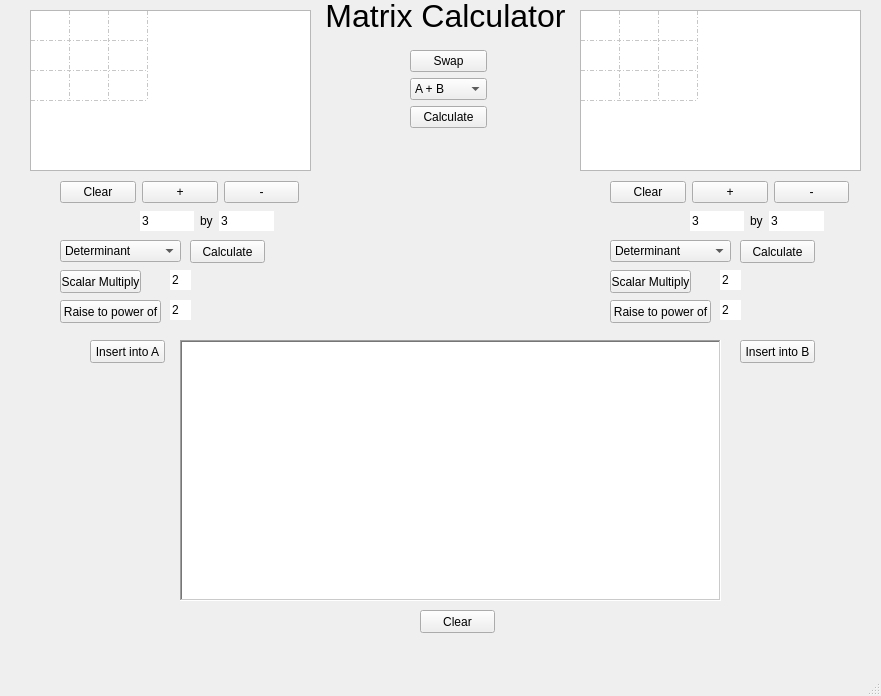
Above: mainwindow.ui from justinhay14/Matrix-Calulator-cpp before the change. Below: the same form after it.
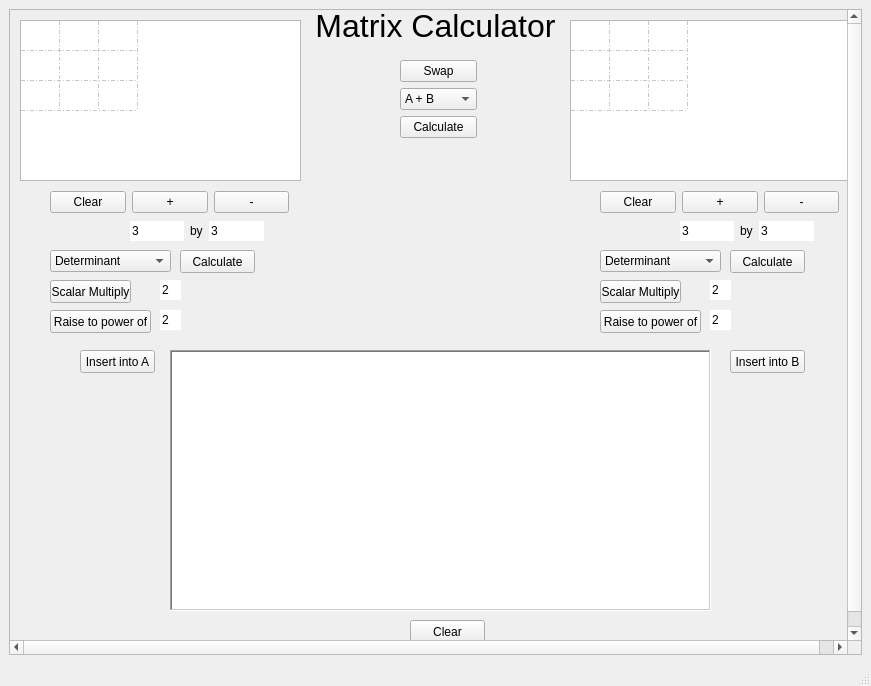
That is the form after the change.

Commit message: added window resizing

Patch:
```diff
--- a/mainwindow.ui
+++ b/mainwindow.ui
@@ -6,370 +6,111 @@
    <rect>
     <x>0</x>
     <y>0</y>
-    <width>881</width>
-    <height>696</height>
+    <width>871</width>
+    <height>686</height>
    </rect>
   </property>
   <property name="windowTitle">
    <string>Matrix Calculator</string>
   </property>
   <widget class="QWidget" name="centralwidget">
-   <widget class="QTableWidget" name="tableWidget">
+   <layout class="QGridLayout" name="gridLayout">
+    <item row="0" column="0">
+     <widget class="QScrollArea" name="scrollArea">
+      <property name="sizePolicy">
+       <sizepolicy hsizetype="Expanding" vsizetype="Expanding">
+        <horstretch>0</horstretch>
+        <verstretch>0</verstretch>
+       </sizepolicy>
+      </property>
+      <property name="widgetResizable">
+       <bool>false</bool>
+      </property>
+      <widget class="QWidget" name="scrollAreaWidgetContents_4">
     <property name="geometry">
      <rect>
-      <x>30</x>
-      <y>10</y>
-      <width>281</width>
-      <height>161</height>
-     </rect>
-    </property>
-    <property name="layoutDirection">
-     <enum>Qt::LeftToRight</enum>
-    </property>
-    <property name="frameShape">
-     <enum>QFrame::StyledPanel</enum>
-    </property>
-    <property name="showGrid">
-     <bool>true</bool>
-    </property>
-    <property name="gridStyle">
-     <enum>Qt::DashDotLine</enum>
-    </property>
-    <attribute name="horizontalHeaderVisible">
-     <bool>false</bool>
-    </attribute>
-    <attribute name="horizontalHeaderDefaultSectionSize">
-     <number>39</number>
-    </attribute>
-    <attribute name="verticalHeaderVisible">
-     <bool>false</bool>
-    </attribute>
-    <row>
-     <property name="text">
-      <string>1</string>
-     </property>
+         <x>0</x>
+         <y>0</y>
+         <width>851</width>
+         <height>646</height>
+        </rect>
+       </property>
+       <widget class="QLabel" name="label">
+        <property name="geometry">
+         <rect>
+          <x>270</x>
+          <y>0</y>
+          <width>311</width>
+          <height>31</height>
+         </rect>
+        </property>
      <property name="font">
       <font>
+          <pointsize>24</pointsize>
        <weight>50</weight>
+          <italic>false</italic>
        <bold>false</bold>
-       <kerning>true</kerning>
-      </font>
-     </property>
-     <property name="textAlignment">
-      <set>AlignCenter</set>
-     </property>
-    </row>
-    <row>
+          <underline>false</underline>
+          <strikeout>false</strikeout>
+         </font>
+        </property>
      <property name="text">
-      <string>2</string>
-     </property>
-     <property name="textAlignment">
-      <set>AlignCenter</set>
-     </property>
-    </row>
-    <row>
-     <property name="text">
-      <string>3</string>
-     </property>
-     <property name="textAlignment">
-      <set>AlignCenter</set>
-     </property>
-    </row>
-    <column>
+         <string>Matrix Calculator</string>
+        </property>
+        <property name="alignment">
+         <set>Qt::AlignCenter</set>
+        </property>
+       </widget>
+       <widget class="QPushButton" name="pushButton_17">
+        <property name="geometry">
+         <rect>
+          <x>70</x>
+          <y>340</y>
+          <width>75</width>
+          <height>23</height>
+         </rect>
+        </property>
      <property name="text">
-      <string>1</string>
-     </property>
-     <property name="textAlignment">
-      <set>AlignCenter</set>
-     </property>
-    </column>
-    <column>
-     <property name="text">
-      <string>2</string>
-     </property>
-     <property name="textAlignment">
-      <set>AlignCenter</set>
-     </property>
-    </column>
-    <column>
-     <property name="text">
-      <string>3</string>
-     </property>
-     <property name="textAlignment">
-      <set>AlignCenter</set>
-     </property>
-    </column>
-    <item row="0" column="0">
-     <property name="text">
-      <string/>
-     </property>
-     <property name="textAlignment">
-      <set>AlignLeading|AlignVCenter</set>
-     </property>
-     <property name="background">
-      <brush brushstyle="NoBrush">
-       <color alpha="255">
-        <red>0</red>
-        <green>0</green>
-        <blue>0</blue>
-       </color>
-      </brush>
-     </property>
-     <property name="foreground">
-      <brush brushstyle="NoBrush">
-       <color alpha="255">
-        <red>170</red>
-        <green>255</green>
-        <blue>255</blue>
-       </color>
-      </brush>
-     </property>
-    </item>
-    <item row="0" column="1">
-     <property name="text">
-      <string/>
-     </property>
-     <property name="textAlignment">
-      <set>AlignLeading|AlignVCenter</set>
-     </property>
-     <property name="foreground">
-      <brush brushstyle="NoBrush">
-       <color alpha="255">
-        <red>170</red>
-        <green>255</green>
-        <blue>255</blue>
-       </color>
-      </brush>
-     </property>
-    </item>
-    <item row="0" column="2">
-     <property name="text">
-      <string/>
-     </property>
-     <property name="textAlignment">
-      <set>AlignLeading|AlignVCenter</set>
-     </property>
-     <property name="foreground">
-      <brush brushstyle="NoBrush">
-       <color alpha="255">
-        <red>170</red>
-        <green>255</green>
-        <blue>255</blue>
-       </color>
-      </brush>
-     </property>
-    </item>
-    <item row="1" column="0">
-     <property name="text">
-      <string/>
-     </property>
-     <property name="textAlignment">
-      <set>AlignLeading|AlignVCenter</set>
-     </property>
-     <property name="foreground">
-      <brush brushstyle="NoBrush">
-       <color alpha="255">
-        <red>170</red>
-        <green>255</green>
-        <blue>255</blue>
-       </color>
-      </brush>
-     </property>
-    </item>
-    <item row="1" column="1">
-     <property name="text">
-      <string/>
-     </property>
-     <property name="textAlignment">
-      <set>AlignLeading|AlignVCenter</set>
-     </property>
-     <property name="foreground">
-      <brush brushstyle="NoBrush">
-       <color alpha="255">
-        <red>170</red>
-        <green>255</green>
-        <blue>255</blue>
-       </color>
-      </brush>
-     </property>
-    </item>
-    <item row="1" column="2">
-     <property name="text">
-      <string/>
-     </property>
-     <property name="textAlignment">
-      <set>AlignLeading|AlignVCenter</set>
-     </property>
-     <property name="foreground">
-      <brush brushstyle="NoBrush">
-       <color alpha="255">
-        <red>170</red>
-        <green>255</green>
-        <blue>255</blue>
-       </color>
-      </brush>
-     </property>
-    </item>
-    <item row="2" column="0">
-     <property name="text">
-      <string/>
-     </property>
-     <property name="textAlignment">
-      <set>AlignLeading|AlignVCenter</set>
-     </property>
-    </item>
-    <item row="2" column="1">
-     <property name="text">
-      <string/>
-     </property>
-     <property name="textAlignment">
-      <set>AlignLeading|AlignVCenter</set>
-     </property>
-    </item>
-    <item row="2" column="2">
-     <property name="text">
-      <string/>
-     </property>
-     <property name="textAlignment">
-      <set>AlignLeading|AlignVCenter</set>
-     </property>
-    </item>
-   </widget>
-   <widget class="QTableWidget" name="tableWidget_2">
+         <string>Insert into A</string>
+        </property>
+       </widget>
+       <widget class="QWidget" name="layoutWidget">
     <property name="geometry">
      <rect>
-      <x>580</x>
-      <y>10</y>
-      <width>281</width>
-      <height>161</height>
-     </rect>
-    </property>
-    <property name="gridStyle">
-     <enum>Qt::DashDotLine</enum>
-    </property>
-    <attribute name="horizontalHeaderVisible">
-     <bool>false</bool>
-    </attribute>
-    <attribute name="horizontalHeaderDefaultSectionSize">
-     <number>39</number>
-    </attribute>
-    <attribute name="verticalHeaderVisible">
-     <bool>false</bool>
-    </attribute>
-    <row>
+          <x>40</x>
+          <y>180</y>
+          <width>239</width>
+          <height>25</height>
+         </rect>
+        </property>
+        <layout class="QHBoxLayout" name="horizontalLayout">
+         <item>
+          <widget class="QPushButton" name="pushButton_3">
      <property name="text">
-      <string>1</string>
-     </property>
-     <property name="font">
-      <font>
-       <weight>50</weight>
-       <bold>false</bold>
-       <kerning>true</kerning>
-      </font>
-     </property>
-    </row>
-    <row>
-     <property name="text">
-      <string>2</string>
-     </property>
-    </row>
-    <row>
-     <property name="text">
-      <string>3</string>
-     </property>
-    </row>
-    <column>
-     <property name="text">
-      <string>1</string>
-     </property>
-    </column>
-    <column>
-     <property name="text">
-      <string>2</string>
-     </property>
-    </column>
-    <column>
-     <property name="text">
-      <string>3</string>
-     </property>
-    </column>
-    <item row="0" column="0">
-     <property name="text">
-      <string/>
-     </property>
-     <property name="textAlignment">
-      <set>AlignLeading|AlignVCenter</set>
-     </property>
-    </item>
-    <item row="0" column="1">
+            <string>Clear</string>
+           </property>
+          </widget>
+         </item>
+         <item>
+          <widget class="QPushButton" name="pushButton_5">
      <property name="text">
-      <string/>
-     </property>
-     <property name="textAlignment">
-      <set>AlignLeading|AlignVCenter</set>
-     </property>
-    </item>
-    <item row="0" column="2">
+            <string>+</string>
+           </property>
+          </widget>
+         </item>
+         <item>
+          <widget class="QPushButton" name="pushButton_6">
      <property name="text">
-      <string/>
-     </property>
-     <property name="textAlignment">
-      <set>AlignLeading|AlignVCenter</set>
-     </property>
-    </item>
-    <item row="1" column="0">
-     <property name="text">
-      <string/>
-     </property>
-     <property name="textAlignment">
-      <set>AlignLeading|AlignVCenter</set>
-     </property>
-    </item>
-    <item row="1" column="1">
-     <property name="text">
-      <string/>
-     </property>
-     <property name="textAlignment">
-      <set>AlignLeading|AlignVCenter</set>
-     </property>
-    </item>
-    <item row="1" column="2">
-     <property name="text">
-      <string/>
-     </property>
-     <property name="textAlignment">
-      <set>AlignLeading|AlignVCenter</set>
-     </property>
-    </item>
-    <item row="2" column="0">
-     <property name="text">
-      <string/>
-     </property>
-     <property name="textAlignment">
-      <set>AlignLeading|AlignVCenter</set>
-     </property>
-    </item>
-    <item row="2" column="1">
-     <property name="text">
-      <string/>
-     </property>
-     <property name="textAlignment">
-      <set>AlignLeading|AlignVCenter</set>
-     </property>
-    </item>
-    <item row="2" column="2">
-     <property name="text">
-      <string/>
-     </property>
-     <property name="textAlignment">
-      <set>AlignLeading|AlignVCenter</set>
-     </property>
-    </item>
+            <string>-</string>
+           </property>
+          </widget>
+         </item>
+        </layout>
    </widget>
    <widget class="QComboBox" name="comboBox_2">
     <property name="geometry">
      <rect>
-      <x>60</x>
+          <x>40</x>
       <y>240</y>
       <width>121</width>
       <height>22</height>
@@ -396,81 +137,39 @@
      </property>
     </item>
    </widget>
-   <widget class="QPushButton" name="pushButton_9">
+       <widget class="QPushButton" name="pushButton_15">
     <property name="geometry">
      <rect>
-      <x>60</x>
-      <y>270</y>
-      <width>81</width>
-      <height>23</height>
-     </rect>
-    </property>
-    <property name="text">
-     <string>Scalar Multiply</string>
-    </property>
-   </widget>
-   <widget class="QPushButton" name="pushButton_10">
-    <property name="geometry">
-     <rect>
-      <x>190</x>
-      <y>240</y>
+          <x>400</x>
+          <y>610</y>
       <width>75</width>
       <height>23</height>
      </rect>
     </property>
     <property name="text">
-     <string>Calculate</string>
-    </property>
-   </widget>
-   <widget class="QLineEdit" name="lineEdit">
-    <property name="geometry">
-     <rect>
-      <x>170</x>
-      <y>270</y>
-      <width>21</width>
-      <height>20</height>
-     </rect>
-    </property>
-    <property name="text">
-     <string>2</string>
-    </property>
-    <property name="frame">
-     <bool>false</bool>
-    </property>
-   </widget>
-   <widget class="QPushButton" name="pushButton_11">
-    <property name="geometry">
-     <rect>
-      <x>60</x>
-      <y>300</y>
-      <width>101</width>
-      <height>23</height>
-     </rect>
-    </property>
-    <property name="text">
-     <string>Raise to power of</string>
+         <string>Clear</string>
     </property>
    </widget>
    <widget class="QLineEdit" name="lineEdit_2">
     <property name="geometry">
      <rect>
+          <x>150</x>
+          <y>300</y>
+          <width>21</width>
+          <height>20</height>
+         </rect>
+        </property>
+        <property name="text">
+         <string>2</string>
+        </property>
+        <property name="frame">
+         <bool>false</bool>
+        </property>
+       </widget>
+       <widget class="QPushButton" name="pushButton_10">
+        <property name="geometry">
+         <rect>
       <x>170</x>
-      <y>300</y>
-      <width>21</width>
-      <height>20</height>
-     </rect>
-    </property>
-    <property name="text">
-     <string>2</string>
-    </property>
-    <property name="frame">
-     <bool>false</bool>
-    </property>
-   </widget>
-   <widget class="QPushButton" name="pushButton_12">
-    <property name="geometry">
-     <rect>
-      <x>740</x>
       <y>240</y>
       <width>75</width>
       <height>23</height>
@@ -480,82 +179,10 @@
      <string>Calculate</string>
     </property>
    </widget>
-   <widget class="QComboBox" name="comboBox_3">
-    <property name="geometry">
-     <rect>
-      <x>610</x>
-      <y>240</y>
-      <width>121</width>
-      <height>22</height>
-     </rect>
-    </property>
-    <item>
-     <property name="text">
-      <string>Determinant</string>
-     </property>
-    </item>
-    <item>
-     <property name="text">
-      <string>Inverse</string>
-     </property>
-    </item>
-    <item>
-     <property name="text">
-      <string>Transpose</string>
-     </property>
-    </item>
-    <item>
-     <property name="text">
-      <string>Reduced Row Echelon Form</string>
-     </property>
-    </item>
-   </widget>
-   <widget class="QLineEdit" name="lineEdit_3">
-    <property name="geometry">
-     <rect>
-      <x>720</x>
-      <y>300</y>
-      <width>21</width>
-      <height>20</height>
-     </rect>
-    </property>
-    <property name="text">
-     <string>2</string>
-    </property>
-    <property name="frame">
-     <bool>false</bool>
-    </property>
-   </widget>
-   <widget class="QPushButton" name="pushButton_13">
-    <property name="geometry">
-     <rect>
-      <x>610</x>
-      <y>270</y>
-      <width>81</width>
-      <height>23</height>
-     </rect>
-    </property>
-    <property name="text">
-     <string>Scalar Multiply</string>
-    </property>
-   </widget>
-   <widget class="QPushButton" name="pushButton_14">
-    <property name="geometry">
-     <rect>
-      <x>610</x>
-      <y>300</y>
-      <width>101</width>
-      <height>23</height>
-     </rect>
-    </property>
-    <property name="text">
-     <string>Raise to power of</string>
-    </property>
-   </widget>
    <widget class="QLineEdit" name="lineEdit_4">
     <property name="geometry">
      <rect>
-      <x>720</x>
+          <x>700</x>
       <y>270</y>
       <width>21</width>
       <height>20</height>
@@ -568,10 +195,62 @@
      <bool>false</bool>
     </property>
    </widget>
+       <widget class="QWidget" name="layoutWidget_2">
+        <property name="geometry">
+         <rect>
+          <x>670</x>
+          <y>210</y>
+          <width>134</width>
+          <height>22</height>
+         </rect>
+        </property>
+        <layout class="QHBoxLayout" name="horizontalLayout_4">
+         <item>
+          <widget class="QLineEdit" name="lineEdit_7">
+           <property name="text">
+            <string>3</string>
+           </property>
+           <property name="frame">
+            <bool>false</bool>
+           </property>
+          </widget>
+         </item>
+         <item>
+          <widget class="QLabel" name="label_3">
+           <property name="text">
+            <string>by</string>
+           </property>
+          </widget>
+         </item>
+         <item>
+          <widget class="QLineEdit" name="lineEdit_8">
+           <property name="text">
+            <string>3</string>
+           </property>
+           <property name="frame">
+            <bool>false</bool>
+           </property>
+          </widget>
+         </item>
+        </layout>
+       </widget>
+       <widget class="QPushButton" name="pushButton_11">
+        <property name="geometry">
+         <rect>
+          <x>40</x>
+          <y>300</y>
+          <width>101</width>
+          <height>23</height>
+         </rect>
+        </property>
+        <property name="text">
+         <string>Raise to power of</string>
+        </property>
+       </widget>
    <widget class="QTextBrowser" name="textBrowser">
     <property name="geometry">
      <rect>
-      <x>180</x>
+          <x>160</x>
       <y>340</y>
       <width>541</width>
       <height>261</height>
@@ -591,10 +270,81 @@
 &lt;p style=&quot;-qt-paragraph-type:empty; margin-top:0px; margin-bottom:0px; margin-left:0px; margin-right:0px; -qt-block-indent:0; text-indent:0px;&quot;&gt;&lt;br /&gt;&lt;/p&gt;&lt;/body&gt;&lt;/html&gt;</string>
     </property>
    </widget>
+       <widget class="QPushButton" name="pushButton_12">
+        <property name="geometry">
+         <rect>
+          <x>720</x>
+          <y>240</y>
+          <width>75</width>
+          <height>23</height>
+         </rect>
+        </property>
+        <property name="text">
+         <string>Calculate</string>
+        </property>
+       </widget>
+       <widget class="QLineEdit" name="lineEdit_3">
+        <property name="geometry">
+         <rect>
+          <x>700</x>
+          <y>300</y>
+          <width>21</width>
+          <height>20</height>
+         </rect>
+        </property>
+        <property name="text">
+         <string>2</string>
+        </property>
+        <property name="frame">
+         <bool>false</bool>
+        </property>
+       </widget>
+       <widget class="QPushButton" name="pushButton_9">
+        <property name="geometry">
+         <rect>
+          <x>40</x>
+          <y>270</y>
+          <width>81</width>
+          <height>23</height>
+         </rect>
+        </property>
+        <property name="text">
+         <string>Scalar Multiply</string>
+        </property>
+       </widget>
+       <widget class="QLineEdit" name="lineEdit">
+        <property name="geometry">
+         <rect>
+          <x>150</x>
+          <y>270</y>
+          <width>21</width>
+          <height>20</height>
+         </rect>
+        </property>
+        <property name="text">
+         <string>2</string>
+        </property>
+        <property name="frame">
+         <bool>false</bool>
+        </property>
+       </widget>
+       <widget class="QPushButton" name="pushButton_14">
+        <property name="geometry">
+         <rect>
+          <x>590</x>
+          <y>300</y>
+          <width>101</width>
+          <height>23</height>
+         </rect>
+        </property>
+        <property name="text">
+         <string>Raise to power of</string>
+        </property>
+       </widget>
    <widget class="QWidget" name="layoutWidget">
     <property name="geometry">
      <rect>
-      <x>610</x>
+          <x>590</x>
       <y>180</y>
       <width>239</width>
       <height>25</height>
@@ -627,40 +377,454 @@
    <widget class="QWidget" name="layoutWidget">
     <property name="geometry">
      <rect>
-      <x>60</x>
-      <y>180</y>
-      <width>239</width>
-      <height>25</height>
-     </rect>
-    </property>
-    <layout class="QHBoxLayout" name="horizontalLayout">
+          <x>120</x>
+          <y>210</y>
+          <width>134</width>
+          <height>22</height>
+         </rect>
+        </property>
+        <layout class="QHBoxLayout" name="horizontalLayout_3">
      <item>
-      <widget class="QPushButton" name="pushButton_3">
+          <widget class="QLineEdit" name="lineEdit_5">
        <property name="text">
-        <string>Clear</string>
-       </property>
+            <string>3</string>
+           </property>
+           <property name="frame">
+            <bool>false</bool>
+           </property>
       </widget>
      </item>
      <item>
-      <widget class="QPushButton" name="pushButton_5">
+          <widget class="QLabel" name="label_2">
        <property name="text">
-        <string>+</string>
+            <string>by</string>
        </property>
       </widget>
      </item>
      <item>
-      <widget class="QPushButton" name="pushButton_6">
+          <widget class="QLineEdit" name="lineEdit_6">
        <property name="text">
-        <string>-</string>
+            <string>3</string>
+           </property>
+           <property name="frame">
+            <bool>false</bool>
        </property>
       </widget>
      </item>
     </layout>
    </widget>
+       <widget class="QPushButton" name="pushButton_16">
+        <property name="geometry">
+         <rect>
+          <x>720</x>
+          <y>340</y>
+          <width>75</width>
+          <height>23</height>
+         </rect>
+        </property>
+        <property name="text">
+         <string>Insert into B</string>
+        </property>
+       </widget>
+       <widget class="QComboBox" name="comboBox_3">
+        <property name="geometry">
+         <rect>
+          <x>590</x>
+          <y>240</y>
+          <width>121</width>
+          <height>22</height>
+         </rect>
+        </property>
+        <item>
+         <property name="text">
+          <string>Determinant</string>
+         </property>
+        </item>
+        <item>
+         <property name="text">
+          <string>Inverse</string>
+         </property>
+        </item>
+        <item>
+         <property name="text">
+          <string>Transpose</string>
+         </property>
+        </item>
+        <item>
+         <property name="text">
+          <string>Reduced Row Echelon Form</string>
+         </property>
+        </item>
+       </widget>
+       <widget class="QTableWidget" name="tableWidget_2">
+        <property name="geometry">
+         <rect>
+          <x>560</x>
+          <y>10</y>
+          <width>281</width>
+          <height>161</height>
+         </rect>
+        </property>
+        <property name="gridStyle">
+         <enum>Qt::DashDotLine</enum>
+        </property>
+        <attribute name="horizontalHeaderVisible">
+         <bool>false</bool>
+        </attribute>
+        <attribute name="horizontalHeaderDefaultSectionSize">
+         <number>39</number>
+        </attribute>
+        <attribute name="verticalHeaderVisible">
+         <bool>false</bool>
+        </attribute>
+        <row>
+         <property name="text">
+          <string>1</string>
+         </property>
+         <property name="font">
+          <font>
+           <weight>50</weight>
+           <bold>false</bold>
+           <kerning>true</kerning>
+          </font>
+         </property>
+        </row>
+        <row>
+         <property name="text">
+          <string>2</string>
+         </property>
+        </row>
+        <row>
+         <property name="text">
+          <string>3</string>
+         </property>
+        </row>
+        <column>
+         <property name="text">
+          <string>1</string>
+         </property>
+        </column>
+        <column>
+         <property name="text">
+          <string>2</string>
+         </property>
+        </column>
+        <column>
+         <property name="text">
+          <string>3</string>
+         </property>
+        </column>
+        <item row="0" column="0">
+         <property name="text">
+          <string/>
+         </property>
+         <property name="textAlignment">
+          <set>AlignLeading|AlignVCenter</set>
+         </property>
+        </item>
+        <item row="0" column="1">
+         <property name="text">
+          <string/>
+         </property>
+         <property name="textAlignment">
+          <set>AlignLeading|AlignVCenter</set>
+         </property>
+        </item>
+        <item row="0" column="2">
+         <property name="text">
+          <string/>
+         </property>
+         <property name="textAlignment">
+          <set>AlignLeading|AlignVCenter</set>
+         </property>
+        </item>
+        <item row="1" column="0">
+         <property name="text">
+          <string/>
+         </property>
+         <property name="textAlignment">
+          <set>AlignLeading|AlignVCenter</set>
+         </property>
+        </item>
+        <item row="1" column="1">
+         <property name="text">
+          <string/>
+         </property>
+         <property name="textAlignment">
+          <set>AlignLeading|AlignVCenter</set>
+         </property>
+        </item>
+        <item row="1" column="2">
+         <property name="text">
+          <string/>
+         </property>
+         <property name="textAlignment">
+          <set>AlignLeading|AlignVCenter</set>
+         </property>
+        </item>
+        <item row="2" column="0">
+         <property name="text">
+          <string/>
+         </property>
+         <property name="textAlignment">
+          <set>AlignLeading|AlignVCenter</set>
+         </property>
+        </item>
+        <item row="2" column="1">
+         <property name="text">
+          <string/>
+         </property>
+         <property name="textAlignment">
+          <set>AlignLeading|AlignVCenter</set>
+         </property>
+        </item>
+        <item row="2" column="2">
+         <property name="text">
+          <string/>
+         </property>
+         <property name="textAlignment">
+          <set>AlignLeading|AlignVCenter</set>
+         </property>
+        </item>
+       </widget>
+       <widget class="QPushButton" name="pushButton_13">
+        <property name="geometry">
+         <rect>
+          <x>590</x>
+          <y>270</y>
+          <width>81</width>
+          <height>23</height>
+         </rect>
+        </property>
+        <property name="text">
+         <string>Scalar Multiply</string>
+        </property>
+       </widget>
+       <widget class="QTableWidget" name="tableWidget">
+        <property name="geometry">
+         <rect>
+          <x>10</x>
+          <y>10</y>
+          <width>281</width>
+          <height>161</height>
+         </rect>
+        </property>
+        <property name="layoutDirection">
+         <enum>Qt::LeftToRight</enum>
+        </property>
+        <property name="frameShape">
+         <enum>QFrame::StyledPanel</enum>
+        </property>
+        <property name="showGrid">
+         <bool>true</bool>
+        </property>
+        <property name="gridStyle">
+         <enum>Qt::DashDotLine</enum>
+        </property>
+        <attribute name="horizontalHeaderVisible">
+         <bool>false</bool>
+        </attribute>
+        <attribute name="horizontalHeaderDefaultSectionSize">
+         <number>39</number>
+        </attribute>
+        <attribute name="verticalHeaderVisible">
+         <bool>false</bool>
+        </attribute>
+        <row>
+         <property name="text">
+          <string>1</string>
+         </property>
+         <property name="font">
+          <font>
+           <weight>50</weight>
+           <bold>false</bold>
+           <kerning>true</kerning>
+          </font>
+         </property>
+         <property name="textAlignment">
+          <set>AlignCenter</set>
+         </property>
+        </row>
+        <row>
+         <property name="text">
+          <string>2</string>
+         </property>
+         <property name="textAlignment">
+          <set>AlignCenter</set>
+         </property>
+        </row>
+        <row>
+         <property name="text">
+          <string>3</string>
+         </property>
+         <property name="textAlignment">
+          <set>AlignCenter</set>
+         </property>
+        </row>
+        <column>
+         <property name="text">
+          <string>1</string>
+         </property>
+         <property name="textAlignment">
+          <set>AlignCenter</set>
+         </property>
+        </column>
+        <column>
+         <property name="text">
+          <string>2</string>
+         </property>
+         <property name="textAlignment">
+          <set>AlignCenter</set>
+         </property>
+        </column>
+        <column>
+         <property name="text">
+          <string>3</string>
+         </property>
+         <property name="textAlignment">
+          <set>AlignCenter</set>
+         </property>
+        </column>
+        <item row="0" column="0">
+         <property name="text">
+          <string/>
+         </property>
+         <property name="textAlignment">
+          <set>AlignLeading|AlignVCenter</set>
+         </property>
+         <property name="background">
+          <brush brushstyle="NoBrush">
+           <color alpha="255">
+            <red>0</red>
+            <green>0</green>
+            <blue>0</blue>
+           </color>
+          </brush>
+         </property>
+         <property name="foreground">
+          <brush brushstyle="NoBrush">
+           <color alpha="255">
+            <red>170</red>
+            <green>255</green>
+            <blue>255</blue>
+           </color>
+          </brush>
+         </property>
+        </item>
+        <item row="0" column="1">
+         <property name="text">
+          <string/>
+         </property>
+         <property name="textAlignment">
+          <set>AlignLeading|AlignVCenter</set>
+         </property>
+         <property name="foreground">
+          <brush brushstyle="NoBrush">
+           <color alpha="255">
+            <red>170</red>
+            <green>255</green>
+            <blue>255</blue>
+           </color>
+          </brush>
+         </property>
+        </item>
+        <item row="0" column="2">
+         <property name="text">
+          <string/>
+         </property>
+         <property name="textAlignment">
+          <set>AlignLeading|AlignVCenter</set>
+         </property>
+         <property name="foreground">
+          <brush brushstyle="NoBrush">
+           <color alpha="255">
+            <red>170</red>
+            <green>255</green>
+            <blue>255</blue>
+           </color>
+          </brush>
+         </property>
+        </item>
+        <item row="1" column="0">
+         <property name="text">
+          <string/>
+         </property>
+         <property name="textAlignment">
+          <set>AlignLeading|AlignVCenter</set>
+         </property>
+         <property name="foreground">
+          <brush brushstyle="NoBrush">
+           <color alpha="255">
+            <red>170</red>
+            <green>255</green>
+            <blue>255</blue>
+           </color>
+          </brush>
+         </property>
+        </item>
+        <item row="1" column="1">
+         <property name="text">
+          <string/>
+         </property>
+         <property name="textAlignment">
+          <set>AlignLeading|AlignVCenter</set>
+         </property>
+         <property name="foreground">
+          <brush brushstyle="NoBrush">
+           <color alpha="255">
+            <red>170</red>
+            <green>255</green>
+            <blue>255</blue>
+           </color>
+          </brush>
+         </property>
+        </item>
+        <item row="1" column="2">
+         <property name="text">
+          <string/>
+         </property>
+         <property name="textAlignment">
+          <set>AlignLeading|AlignVCenter</set>
+         </property>
+         <property name="foreground">
+          <brush brushstyle="NoBrush">
+           <color alpha="255">
+            <red>170</red>
+            <green>255</green>
+            <blue>255</blue>
+           </color>
+          </brush>
+         </property>
+        </item>
+        <item row="2" column="0">
+         <property name="text">
+          <string/>
+         </property>
+         <property name="textAlignment">
+          <set>AlignLeading|AlignVCenter</set>
+         </property>
+        </item>
+        <item row="2" column="1">
+         <property name="text">
+          <string/>
+         </property>
+         <property name="textAlignment">
+          <set>AlignLeading|AlignVCenter</set>
+         </property>
+        </item>
+        <item row="2" column="2">
+         <property name="text">
+          <string/>
+         </property>
+         <property name="textAlignment">
+          <set>AlignLeading|AlignVCenter</set>
+         </property>
+        </item>
+       </widget>
    <widget class="QWidget" name="layoutWidget">
     <property name="geometry">
      <rect>
-      <x>410</x>
+          <x>390</x>
       <y>50</y>
       <width>77</width>
       <height>80</height>
@@ -712,149 +876,10 @@
      </item>
     </layout>
    </widget>
-   <widget class="QLabel" name="label">
-    <property name="geometry">
-     <rect>
-      <x>290</x>
-      <y>0</y>
-      <width>311</width>
-      <height>31</height>
-     </rect>
-    </property>
-    <property name="font">
-     <font>
-      <pointsize>24</pointsize>
-      <weight>50</weight>
-      <italic>false</italic>
-      <bold>false</bold>
-      <underline>false</underline>
-      <strikeout>false</strikeout>
-     </font>
-    </property>
-    <property name="text">
-     <string>Matrix Calculator</string>
-    </property>
-    <property name="alignment">
-     <set>Qt::AlignCenter</set>
-    </property>
-   </widget>
-   <widget class="QPushButton" name="pushButton_15">
-    <property name="geometry">
-     <rect>
-      <x>420</x>
-      <y>610</y>
-      <width>75</width>
-      <height>23</height>
-     </rect>
-    </property>
-    <property name="text">
-     <string>Clear</string>
-    </property>
-   </widget>
-   <widget class="QWidget" name="layoutWidget_2">
-    <property name="geometry">
-     <rect>
-      <x>690</x>
-      <y>210</y>
-      <width>134</width>
-      <height>22</height>
-     </rect>
-    </property>
-    <layout class="QHBoxLayout" name="horizontalLayout_4">
-     <item>
-      <widget class="QLineEdit" name="lineEdit_7">
-       <property name="text">
-        <string>3</string>
-       </property>
-       <property name="frame">
-        <bool>false</bool>
-       </property>
-      </widget>
-     </item>
-     <item>
-      <widget class="QLabel" name="label_3">
-       <property name="text">
-        <string>by</string>
-       </property>
-      </widget>
-     </item>
-     <item>
-      <widget class="QLineEdit" name="lineEdit_8">
-       <property name="text">
-        <string>3</string>
-       </property>
-       <property name="frame">
-        <bool>false</bool>
-       </property>
-      </widget>
-     </item>
-    </layout>
-   </widget>
-   <widget class="QWidget" name="layoutWidget">
-    <property name="geometry">
-     <rect>
-      <x>140</x>
-      <y>210</y>
-      <width>134</width>
-      <height>22</height>
-     </rect>
-    </property>
-    <layout class="QHBoxLayout" name="horizontalLayout_3">
-     <item>
-      <widget class="QLineEdit" name="lineEdit_5">
-       <property name="text">
-        <string>3</string>
-       </property>
-       <property name="frame">
-        <bool>false</bool>
-       </property>
-      </widget>
-     </item>
-     <item>
-      <widget class="QLabel" name="label_2">
-       <property name="text">
-        <string>by</string>
-       </property>
-      </widget>
-     </item>
-     <item>
-      <widget class="QLineEdit" name="lineEdit_6">
-       <property name="text">
-        <string>3</string>
-       </property>
-       <property name="frame">
-        <bool>false</bool>
-       </property>
-      </widget>
-     </item>
-    </layout>
-   </widget>
-   <widget class="QPushButton" name="pushButton_16">
-    <property name="geometry">
-     <rect>
-      <x>740</x>
-      <y>340</y>
-      <width>75</width>
-      <height>23</height>
-     </rect>
-    </property>
-    <property name="text">
-     <string>Insert into B</string>
-    </property>
-   </widget>
-   <widget class="QPushButton" name="pushButton_17">
-    <property name="geometry">
-     <rect>
-      <x>90</x>
-      <y>340</y>
-      <width>75</width>
-      <height>23</height>
-     </rect>
-    </property>
-    <property name="text">
-     <string>Insert into A</string>
-    </property>
-   </widget>
+      </widget>
+     </widget>
+    </item>
+   </layout>
   </widget>
   <widget class="QStatusBar" name="statusbar"/>
  </widget>
```
Lines whose indentation alone changed are shown as unchanged.
